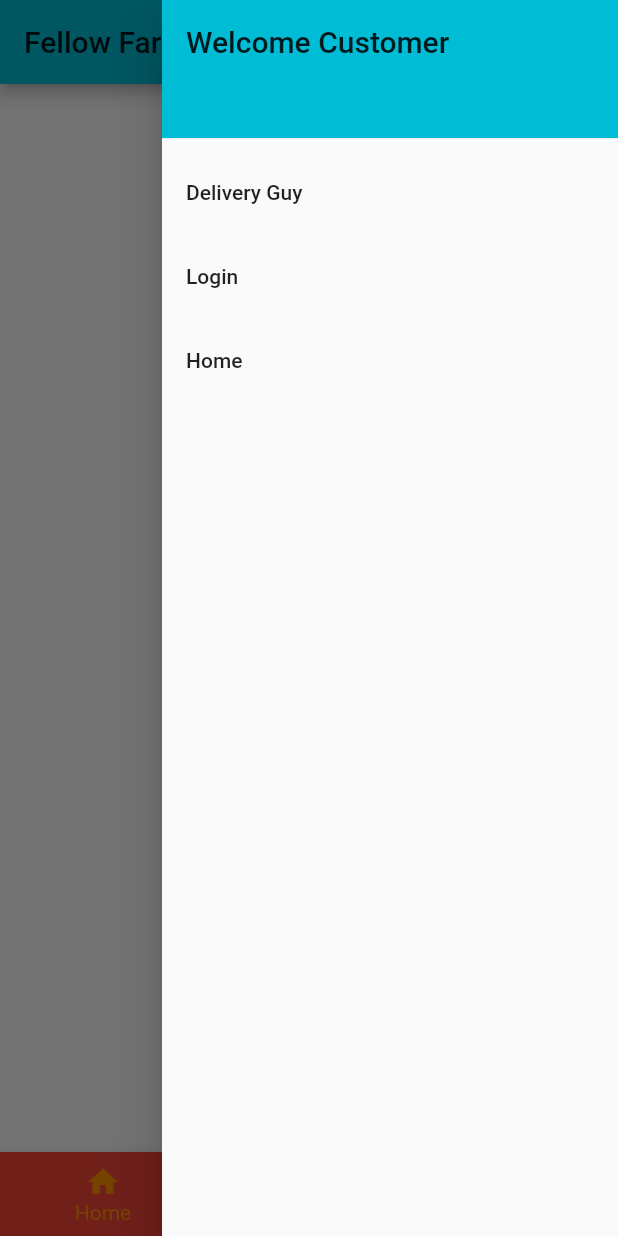
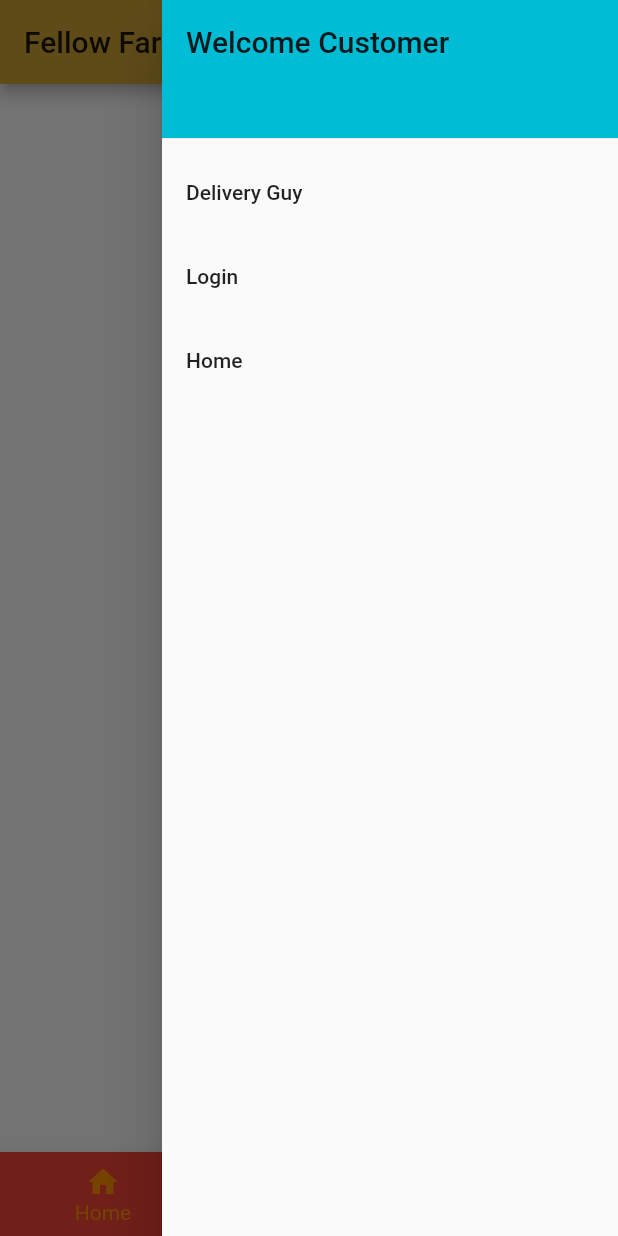
Before and after one commit to nikhil-patil-adn/react, a Flutter app: the screen it shows after launch, with the side drawer open, on a phone screen of 412 x 824 dp. Run offline on Flutter 3.47's test engine with Material 2 defaults, Android fonts, the phone set to English and light mode, and no system bars; drawn by our look-alikes of carousel_slider; our stand-ins replace date_field, firebase_core, firebase_messaging, flutter_local_notifications, fluttertoast, readmore and 2 more; missing offline and left inert: razorpay_flutter; accounts and stored records are empty; network calls fail.

Commit message:
add colors

```diff
--- a/Desktop/flutter/fellowfarmer/lib/api/api.dart
+++ b/Desktop/flutter/fellowfarmer/lib/api/api.dart
@@ -4,8 +4,8 @@ import 'package:shared_preferences/shared_preferences.dart';
 import 'dart:math';
 
 class Api {
-  var host = "http://192.168.2.103:8000";
-  var tokennew = "8334d1d63c97cc583ac50fc034afaf5f57833251";
+  var host = "http://fellowfarmer.pythonanywhere.com";
+  var tokennew = "a69eb53cb825906b7fdf5cccaeef6d0a58e377f0";
 
   fetchbannerlist() async {
     var url = host + "/api/banners/fetch_banners/";
--- a/Desktop/flutter/fellowfarmer/lib/main.dart
+++ b/Desktop/flutter/fellowfarmer/lib/main.dart
@@ -91,10 +91,23 @@ class _FellowFarmerState extends State<FellowFarmer> {
 
   @override
   Widget build(BuildContext context) {
+    Map<int, Color> color = {
+      50: Color.fromRGBO(136, 14, 79, .1),
+      100: Color.fromRGBO(136, 14, 79, .2),
+      200: Color.fromRGBO(136, 14, 79, .3),
+      300: Color.fromRGBO(136, 14, 79, .4),
+      400: Color.fromRGBO(136, 14, 79, .5),
+      500: Color.fromRGBO(136, 14, 79, .6),
+      600: Color.fromRGBO(136, 14, 79, .7),
+      700: Color.fromRGBO(136, 14, 79, .8),
+      800: Color.fromRGBO(136, 14, 79, .9),
+      900: Color.fromRGBO(136, 14, 79, 1),
+    };
+    MaterialColor colorCustom = MaterialColor(0xFFcea335, color);
     return MaterialApp(
       title: 'FellowFarmer',
       theme: ThemeData(
-        primarySwatch: Colors.cyan,
+        primarySwatch: colorCustom,
       ),
       home: loading == true ? HomeLoader() : MyHomePage(title: "Fellow Farmer"),
     );
--- a/Desktop/flutter/fellowfarmer/lib/pages/footer.dart
+++ b/Desktop/flutter/fellowfarmer/lib/pages/footer.dart
@@ -37,7 +37,21 @@ class _FooterPageState extends State<FooterPage> {
     }
   }
 
+  Map<int, Color> color = {
+    50: Color.fromRGBO(136, 14, 79, .1),
+    100: Color.fromRGBO(136, 14, 79, .2),
+    200: Color.fromRGBO(136, 14, 79, .3),
+    300: Color.fromRGBO(136, 14, 79, .4),
+    400: Color.fromRGBO(136, 14, 79, .5),
+    500: Color.fromRGBO(136, 14, 79, .6),
+    600: Color.fromRGBO(136, 14, 79, .7),
+    700: Color.fromRGBO(136, 14, 79, .8),
+    800: Color.fromRGBO(136, 14, 79, .9),
+    900: Color.fromRGBO(136, 14, 79, 1),
+  };
+
   Widget footer() {
+    MaterialColor colorCustom = MaterialColor(0xFFcea335, color);
     return BottomNavigationBar(
       items: [
         BottomNavigationBarItem(
@@ -48,7 +62,7 @@ class _FooterPageState extends State<FooterPage> {
         BottomNavigationBarItem(
           icon: Icon(Icons.business),
           label: 'Business',
-          backgroundColor: Colors.green,
+          backgroundColor: colorCustom,
         ),
         BottomNavigationBarItem(
           icon: Icon(Icons.school),
```
Also changed, not shown: Desktop/flutter/fellowfarmer/lib/pages/product_detail.dart (+39 -31 lines).
